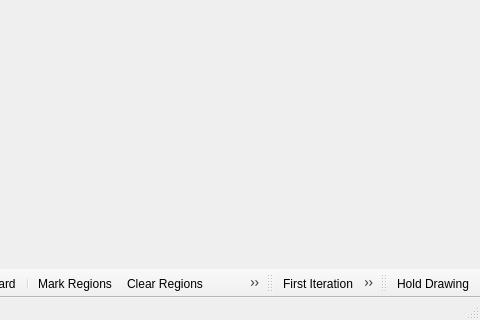
This is code/plotms/implement/Gui/PlotMSPlotter.ui in radio-astro/casa as Qt 5 draws it before an edit; both pictures show x 320 to 800 and y 280 to 600 of the 800 by 600 pixel window. The edited form follows.
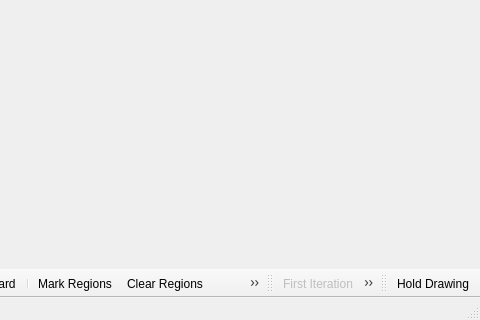
This is the edited form. Icons and pictures are not drawn.

What changed in the file:
```diff
--- a/code/plotms/implement/Gui/PlotMSPlotter.ui
+++ b/code/plotms/implement/Gui/PlotMSPlotter.ui
@@ -181,6 +181,9 @@
    </property>
   </action>
   <action name="actionIterNext" >
+   <property name="enabled" >
+    <bool>false</bool>
+   </property>
    <property name="icon" >
     <iconset resource="PlotMSPlotter.qrc" >:/actions/images/next.png</iconset>
    </property>
@@ -189,6 +192,9 @@
    </property>
   </action>
   <action name="actionIterPrev" >
+   <property name="enabled" >
+    <bool>false</bool>
+   </property>
    <property name="icon" >
     <iconset resource="PlotMSPlotter.qrc" >:/actions/images/prev.png</iconset>
    </property>
@@ -306,6 +312,9 @@
    </property>
   </action>
   <action name="actionIterFirst" >
+   <property name="enabled" >
+    <bool>false</bool>
+   </property>
    <property name="icon" >
     <iconset resource="PlotMSPlotter.qrc" >:/actions/images/first.png</iconset>
    </property>
@@ -314,6 +323,9 @@
    </property>
   </action>
   <action name="actionIterLast" >
+   <property name="enabled" >
+    <bool>false</bool>
+   </property>
    <property name="icon" >
     <iconset resource="PlotMSPlotter.qrc" >:/actions/images/last.png</iconset>
    </property>
```
Left out of the diff: 38 changed lines with no effect on the pictures.
